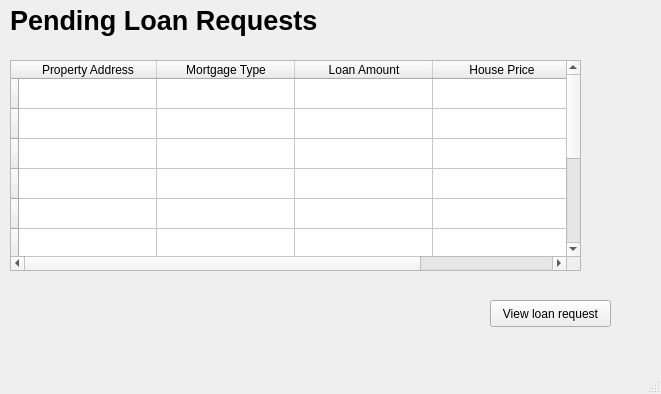
Above: ui/pending_loan_requests_1.ui from Jumba/decentralized-mortgage-market before the change. Below: the same form after it.
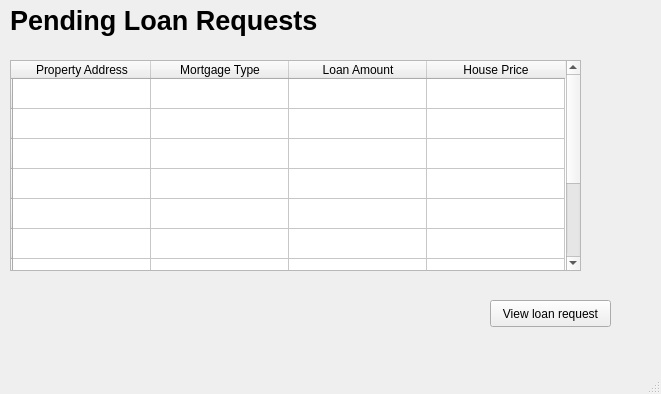
That is the form after the change.

```diff
--- a/ui/pending_loan_requests_1.ui
+++ b/ui/pending_loan_requests_1.ui
@@ -60,52 +60,52 @@
     </attribute>
     <row>
      <property name="text">
-      <string> </string>
+      <string/>
      </property>
     </row>
     <row>
      <property name="text">
-      <string> </string>
+      <string/>
      </property>
     </row>
     <row>
      <property name="text">
-      <string> </string>
+      <string/>
      </property>
     </row>
     <row>
      <property name="text">
-      <string> </string>
+      <string/>
      </property>
     </row>
     <row>
      <property name="text">
-      <string> </string>
+      <string/>
      </property>
     </row>
     <row>
      <property name="text">
-      <string> </string>
+      <string/>
      </property>
     </row>
     <row>
      <property name="text">
-      <string> </string>
+      <string/>
      </property>
     </row>
     <row>
      <property name="text">
-      <string> </string>
+      <string/>
      </property>
     </row>
     <row>
      <property name="text">
-      <string> </string>
+      <string/>
      </property>
     </row>
     <row>
      <property name="text">
-      <string> </string>
+      <string/>
      </property>
     </row>
     <column>
```
Left out of the diff: 8 changed lines with no effect on the pictures.
